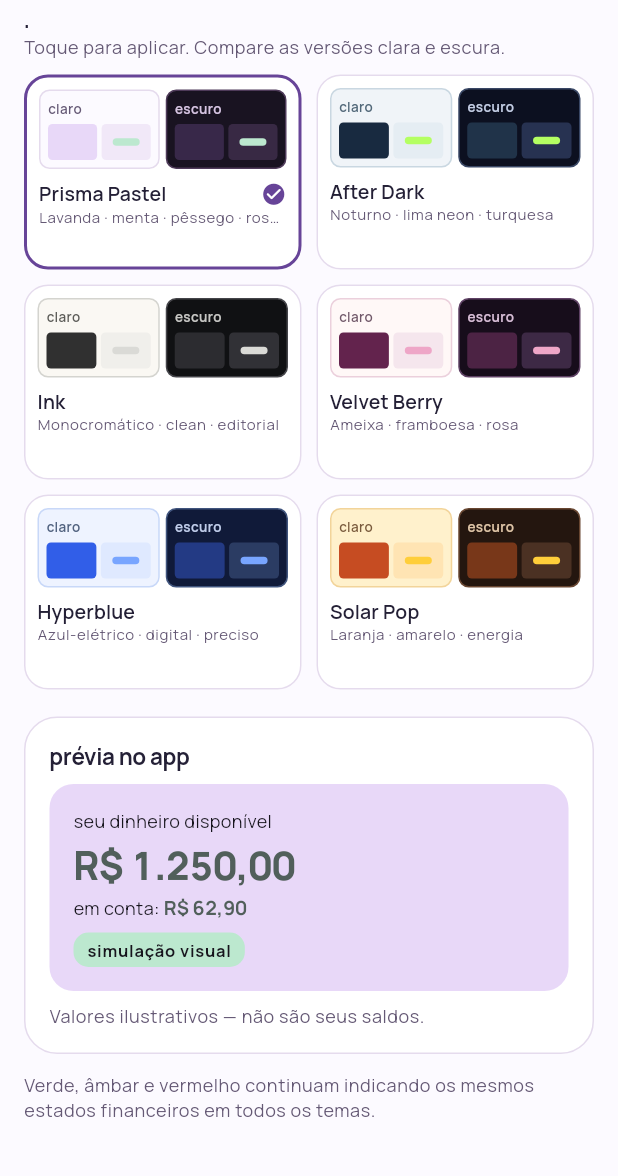
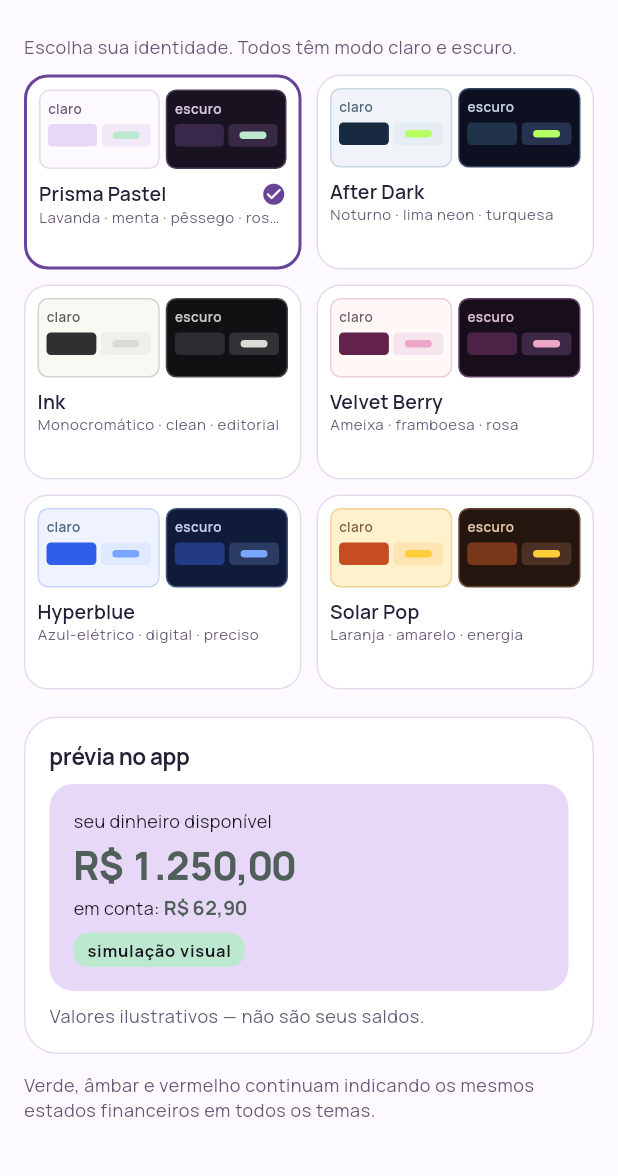
Before and after one commit to caueccipriano/folego-app, a Flutter app: the _ThemeAppScreen screen opened directly, scrolled down 244 dp, on a phone screen of 412 x 824 dp, the part 59-1235 px from its top. Run offline on Flutter 3.47's test engine with Material 3 defaults, Android fonts, the phone set to English and light mode, and no system bars; our stand-ins replace file_picker, package_info_plus, share_plus, shared_preferences, supabase_flutter; missing offline and left inert: dart:js_interop, tabler_icons_plus; accounts and stored records are empty; project files that could hold a hidden picture were left out.

Commit message:
release(theme): six distinctive palettes with accessible light/dark modes

```diff
--- a/folego_flutter/lib/features/profile/profile_widgets.dart
+++ b/folego_flutter/lib/features/profile/profile_widgets.dart
@@ -429,10 +429,10 @@
           ),
         ),
         const SizedBox(height: 20),
-        Text('paletas de cores',
+        Text('seis temas',
           style: Theme.of(context).textTheme.titleMedium),
         const SizedBox(height: 4),
-        Text('Toque para aplicar. Compare as versões clara e escura.',
+        Text('Escolha sua identidade. Todos têm modo claro e escuro.',
           style: Theme.of(context).textTheme.bodySmall),
         const SizedBox(height: 10),
         _PaletteGrid(selected: paletteSelected, onSelected: onPaletteSelected),
@@ -441,25 +441,34 @@
   }
 }
 
-class _PaletteGrid extends StatelessWidget {
+class _PaletteGrid extends StatefulWidget {
   const _PaletteGrid({required this.selected, required this.onSelected});
   final String selected;
   final ValueChanged<String> onSelected;
 
   @override
+  State<_PaletteGrid> createState() => _PaletteGridState();
+}
+
+class _PaletteGridState extends State<_PaletteGrid> {
+  @override
   Widget build(BuildContext context) {
     final activeColors = FolegoColorTokens.of(context);
     final scheme = Theme.of(context).colorScheme;
+    final options = FolegoColorTokens.catalog;
     return LayoutBuilder(
       builder: (context, constraints) {
         const gap = 10.0;
         final columns = constraints.maxWidth >= 650 ? 3 : 2;
         final width = (constraints.maxWidth - gap * (columns - 1)) / columns;
-        return Wrap(
+        return Column(
+          crossAxisAlignment: CrossAxisAlignment.stretch,
+          children: [
+            Wrap(
           spacing: gap,
           runSpacing: gap,
           children: [
-            for (final palette in FolegoColorTokens.catalog)
+            for (final palette in options)
               SizedBox(
                 width: width,
                 child: Builder(
@@ -468,7 +477,7 @@
                       palette.id, Brightness.light);
                     final dark = FolegoColorTokens.fromId(
                       palette.id, Brightness.dark);
-                    final active = selected == palette.id;
+                    final active = widget.selected == palette.id;
                     return Semantics(
                       button: true,
                       selected: active,
@@ -477,7 +486,7 @@
                         color: scheme.surface,
                         borderRadius: BorderRadius.circular(AppRadii.control),
                         child: InkWell(
-                          onTap: () => onSelected(palette.id),
+                          onTap: () => widget.onSelected(palette.id),
                           borderRadius: BorderRadius.circular(AppRadii.control),
                           child: Container(
                             key: ValueKey('theme-palette-${palette.id}'),
@@ -497,10 +506,12 @@
                                 Row(
                                   children: [
                                     Expanded(child: _PaletteMiniPreview(
-                                      colors: light, label: 'claro')),
+                                      colors: light, label: 'claro',
+                                      paletteId: palette.id, brightness: Brightness.light)),
                                     const SizedBox(width: 4),
                                     Expanded(child: _PaletteMiniPreview(
-                                      colors: dark, label: 'escuro')),
+                                      colors: dark, label: 'escuro',
+                                      paletteId: palette.id, brightness: Brightness.dark)),
                                   ],
                                 ),
                                 const SizedBox(height: 8),
@@ -540,6 +551,9 @@
                 ),
               ),
           ],
+            ),
+
+          ],
         );
       },
     );
@@ -547,9 +561,11 @@
 }
 
 class _PaletteMiniPreview extends StatelessWidget {
-  const _PaletteMiniPreview({required this.colors, required this.label});
+  const _PaletteMiniPreview({required this.colors, required this.label,
+    required this.paletteId, required this.brightness});
   final FolegoColorTokens colors;
-  final String label;
+  final String label, paletteId;
+  final Brightness brightness;
 
   @override
   Widget build(BuildContext context) => Container(
@@ -592,6 +608,21 @@
                   ),
                 ),
               )),
+            ],
+          ),
+        ),
+        const SizedBox(height: 4),
+        SizedBox(
+          height: 5,
+          child: Row(
+            children: [
+              for (final swatch in FolegoColorTokens.previewAccents(paletteId, brightness))
+                Expanded(child: Padding(
+                  padding: const EdgeInsets.symmetric(horizontal: 1),
+                  child: DecoratedBox(decoration: BoxDecoration(
+                    color: swatch, borderRadius: BorderRadius.circular(2),
+                  )),
+                )),
             ],
           ),
         ),
```
